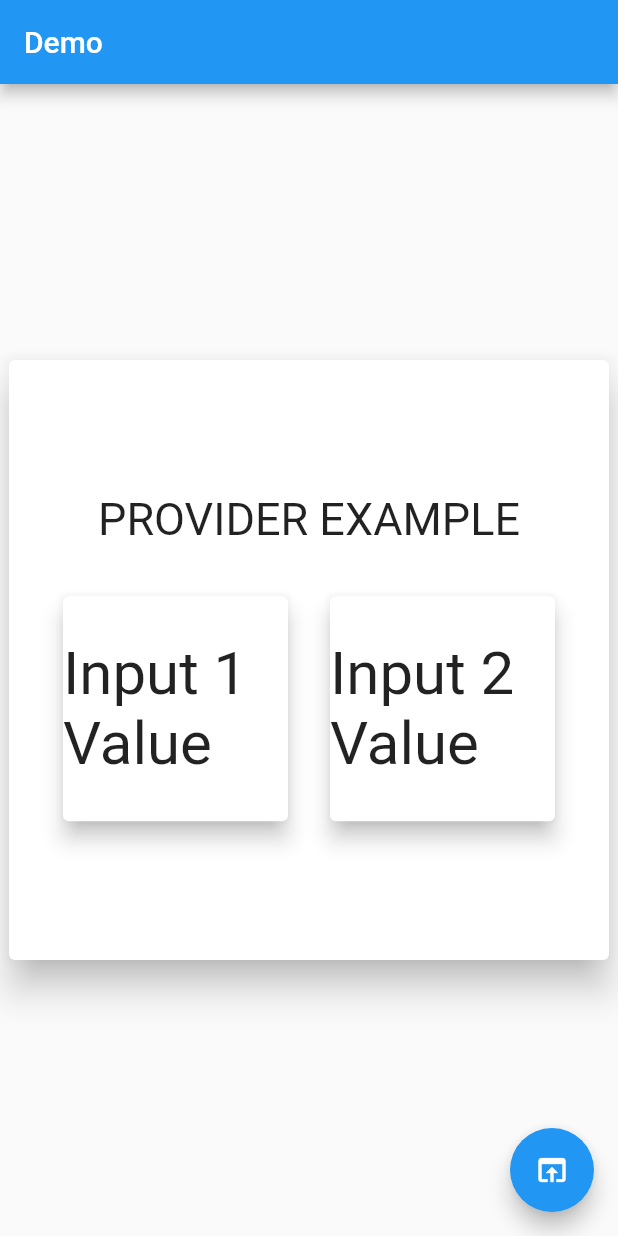
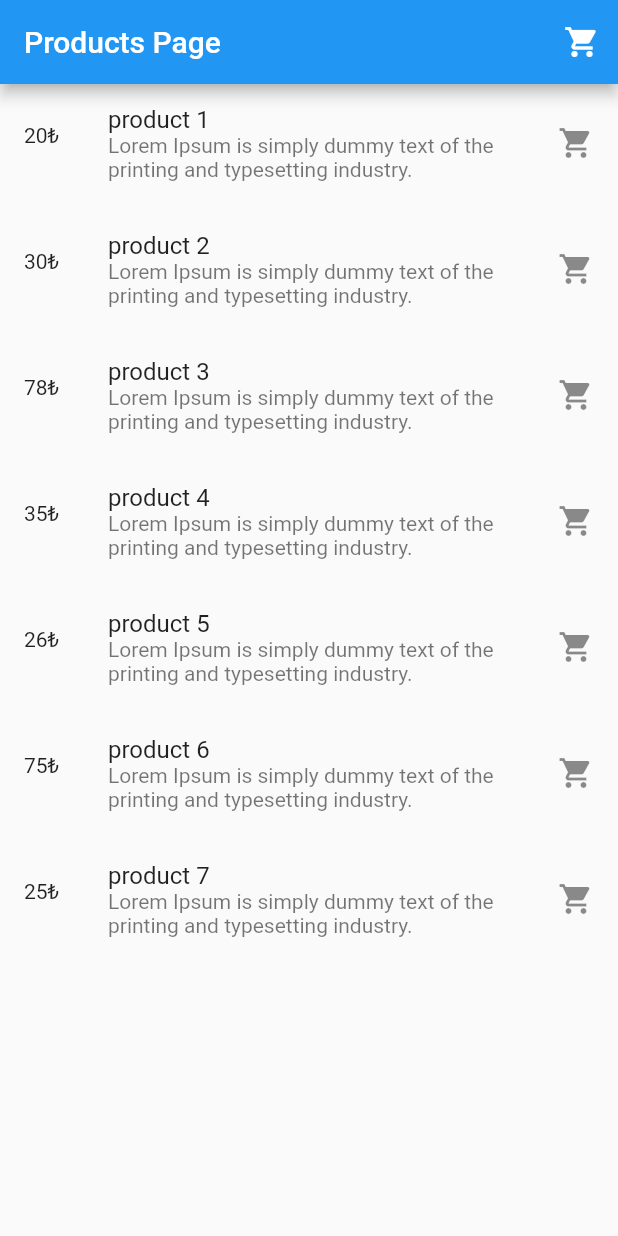
Before and after one commit to development1soft/Flutter-Mastering-Level-6, a Flutter app: the screen it shows after launch, on a phone screen of 412 x 824 dp. Run offline on Flutter 3.47's test engine with Material 2 defaults, Android fonts, the phone set to English and light mode, and no system bars.

Commit message:
shopping cart example overview and part 1 done

```diff
--- a/lib/input_1.dart
+++ b/lib/Example1/input_1.dart
@@ -1,5 +1,5 @@
 import 'package:flutter/material.dart';
-import 'package:flutter_level_6/providers/InputValuesProvider.dart';
+import 'package:flutter_level_6/Example1/providers/InputValuesProvider.dart';
 import 'package:provider/provider.dart';
 
 class Input1Value extends StatelessWidget {
--- a/lib/input_2.dart
+++ b/lib/Example1/input_2.dart
@@ -1,5 +1,5 @@
 import 'package:flutter/material.dart';
-import 'package:flutter_level_6/providers/InputValuesProvider.dart';
+import 'package:flutter_level_6/Example1/providers/InputValuesProvider.dart';
 import 'package:provider/provider.dart';
 
 class Input2Value extends StatelessWidget {
--- a/lib/main.dart
+++ b/lib/main.dart
@@ -1,18 +1,14 @@
 import 'package:flutter/material.dart';
-import 'package:flutter_level_6/providers/InputValuesProvider.dart';
+import 'package:flutter_level_6/providers/ShoppingCartProvider.dart';
 import 'package:provider/provider.dart';
-import 'dashboard.dart';
+
+import 'cart.dart';
 
 void main() {
 
   runApp(
-
-      MultiProvider(
-        providers: [
     ChangeNotifierProvider(
-            create: (_) => InputValuesProvider(),
-          ),
-        ],
+      create: (_) => ShoppingCartProvider(),
       child: MyApp(),
     )
   );
@@ -29,100 +25,95 @@ class _MyAppState extends State<MyApp> {
   Widget build(BuildContext context) {
     return MaterialApp(
       debugShowCheckedModeBanner: false,
-      home: CounterPro()
+      home: ProductsScreen(),
     );
   }
 }
 
-class CounterPro extends StatefulWidget {
+class ProductsScreen extends StatefulWidget {
   @override
-  _CounterProState createState() => _CounterProState();
+  _ProductsScreenState createState() => _ProductsScreenState();
 }
 
-class _CounterProState extends State<CounterPro> {
+class _ProductsScreenState extends State<ProductsScreen> {
 
-  var n = 0;
-
-  var val1;
-
-  var val2;
-
-  TextEditingController input1Controller = TextEditingController(text: 'welcome');
-
-  TextEditingController input2Controller = TextEditingController(text: 'provider');
+  List products = [
+    {
+      'id' : 1,
+      'title' : 'product 1',
+      'description' : 'Lorem Ipsum is simply dummy text of the printing and typesetting industry. ',
+      'price' : '20₺',
+    },
+    {
+      'id' : 2,
+      'title' : 'product 2',
+      'description' : 'Lorem Ipsum is simply dummy text of the printing and typesetting industry. ',
+      'price' : '30₺',
+    },
+    {
+      'id' : 3,
+      'title' : 'product 3',
+      'description' : 'Lorem Ipsum is simply dummy text of the printing and typesetting industry. ',
+      'price' : '78₺',
+    },
+    {
+      'id' : 4,
+      'title' : 'product 4',
+      'description' : 'Lorem Ipsum is simply dummy text of the printing and typesetting industry. ',
+      'price' : '35₺',
+    },
+    {
+      'id' : 5,
+      'title' : 'product 5',
+      'description' : 'Lorem Ipsum is simply dummy text of the printing and typesetting industry. ',
+      'price' : '26₺',
+    },
+    {
+      'id' : 6,
+      'title' : 'product 6',
+      'description' : 'Lorem Ipsum is simply dummy text of the printing and typesetting industry. ',
+      'price' : '75₺',
+    },
+    {
+      'id' : 7,
+      'title' : 'product 7',
+      'description' : 'Lorem Ipsum is simply dummy text of the printing and typesetting industry. ',
+      'price' : '25₺',
+    },
+  ];
 
   @override
   Widget build(BuildContext context) {
-
-    print("n = ${n++}");
-
     return Scaffold(
-      appBar: AppBar(title: Text('Demo')),
-      body: Center(
-        child: Dashboard(),
-      ),
-      floatingActionButton: FloatingActionButton(
-        child: Icon(Icons.open_in_browser),
-        onPressed: () {
-          return showDialog<void>(
-            context: context,
-            builder: (BuildContext context) {
-              return AlertDialog(
-                title: const Text('Enter Your Values'),
-                content: SingleChildScrollView(
-                  child: Container(
-                    width: MediaQuery.of(context).size.width,
-                    height: 150,
-                    child: ListView(
-                      children: <Widget>[
-                        TextFormField(
-                          controller: input1Controller,
-                          decoration: InputDecoration(
-                            hintText: 'Input 1 Value',
-                          ),
-                        ),
-                        SizedBox(
-                          height: 10,
-                        ),
-                        TextFormField(
-                          controller: input2Controller,
-                          decoration: InputDecoration(
-                            hintText: 'Input 2 Value',
-                          ),
+      appBar: AppBar(
+        title: Text('Products Page'),
+        actions: <Widget>[
+          IconButton(
+            icon: Icon(Icons.shopping_cart),
+            onPressed: (){
+              Navigator.push(context, MaterialPageRoute(builder: (context) => ShoppingCartScreen()));
+            },
           )
         ],
       ),
+      body: ListView.builder(
+        itemCount: products.length,
+        itemBuilder: (BuildContext context, int index) {
+          return Container(
+            margin: EdgeInsets.only(top: (index == 0) ? 10 : 25),
+            child: ListTile(
+              leading: Text('${products[index]['price']}'),
+              title: Text(products[index]['title']),
+              subtitle: Text(products[index]['description']),
+              trailing: GestureDetector(
+                child: Icon(Icons.shopping_cart),
+                onTap: (){
+                  Provider.of<ShoppingCartProvider>(context,listen: false).addToCart(products[index]);
+                },
               ),
             ),
-                actions: <Widget>[
-                  FlatButton(
-                    child: const Text('Save'),
-                    onPressed: () {
-
-                      // setState(() {
-                      //
-                      //   val1 = input1Controller.text;
-                      //
-                      //   val2 = input2Controller.text;
-                      //
-                      // });
-
-                      // Provider.of<InputValuesProvider>(context,listen: false).setValueToListeners(
-                      //   input1Controller.text,
-                      //   input2Controller.text
-                      // );
-
-                      // print(Provider.of<InputValuesProvider>(context,listen: true).input1value);
-
-                      Navigator.of(context).pop();
-
-                    },
-                  ),
-                ],
           );
-            },
-          );
-        },
+        }
       ),
     );
   }
--- /dev/null
+++ b/lib/providers/ShoppingCartProvider.dart
@@ -0,0 +1,16 @@
+import 'package:flutter/material.dart';
+
+class ShoppingCartProvider extends ChangeNotifier{
+
+  List cart = [];
+
+  addToCart(product)
+  {
+    cart.add(product);
+
+    print('product with this name : ${product['title']} was added to cart');
+
+    notifyListeners();
+  }
+
+}
```
Also changed, not shown: lib/Example1/main.dart (added, +129 -0 lines), lib/cart.dart (added, +20 -0 lines), lib/Example1/dashboard.dart (renamed from lib/dashboard.dart), lib/Example1/providers/InputValuesProvider.dart (renamed from lib/providers/InputValuesProvider.dart), 1 other file. Lines whose indentation alone changed are shown as unchanged.
